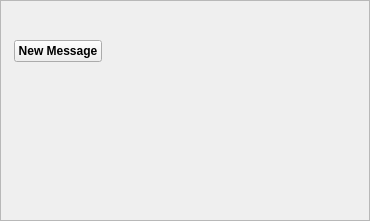
Above: retroshare-gui/src/gui/toaster/MessageToaster.ui from RetroShare/RetroShare before the change. Below: the same form after it.
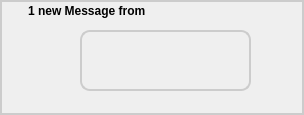
That is the form after the change. Icons and pictures are not drawn.

```diff
--- a/retroshare-gui/src/gui/toaster/MessageToaster.ui
+++ b/retroshare-gui/src/gui/toaster/MessageToaster.ui
@@ -1,207 +1,291 @@
 <ui version="4.0" >
  <class>MessageToaster</class>
- <widget class="QWidget" name="MessageToaster" >
-  <property name="geometry" >
+ <widget class="QWidget" name="MessageToaster">
+  <property name="geometry">
    <rect>
     <x>0</x>
     <y>0</y>
-    <width>370</width>
-    <height>221</height>
+    <width>304</width>
+    <height>115</height>
    </rect>
   </property>
-  <layout class="QGridLayout" >
-   <property name="margin" >
+  <property name="minimumSize">
+   <size>
+    <width>0</width>
+    <height>0</height>
+   </size>
+  </property>
+  <property name="maximumSize">
+   <size>
+    <width>16777215</width>
+    <height>16777215</height>
+   </size>
+  </property>
+  <property name="windowTitle">
+   <string/>
+  </property>
+  <layout class="QGridLayout" name="gridLayout">
+   <property name="margin">
     <number>0</number>
    </property>
-   <property name="spacing" >
+   <property name="spacing">
     <number>0</number>
    </property>
-   <item row="0" column="0" >
-    <widget class="QFrame" name="windowFrame" >
-     <property name="frameShape" >
+   <item row="0" column="0">
+    <widget class="QFrame" name="frame">
+     <property name="styleSheet">
+      <string notr="true">QFrame#frame{ 
+background-color: qlineargradient(x1:0, y1:0, x2:0, y2:1,
+stop:0 #FEFEFE, stop:1 #E8E8E8);
+
+border: 2px solid #CCCCCC;}</string>
+     </property>
+     <property name="frameShape">
       <enum>QFrame::StyledPanel</enum>
      </property>
      <property name="frameShadow" >
       <enum>QFrame::Raised</enum>
      </property>
-     <layout class="QGridLayout" >
-      <property name="margin" >
-       <number>0</number>
-      </property>
-      <property name="spacing" >
-       <number>0</number>
-      </property>
-      <item row="2" column="0" >
-       <layout class="QGridLayout" >
-        <item row="0" column="0" >
-         <spacer>
-          <property name="orientation" >
-           <enum>Qt::Horizontal</enum>
-          </property>
-          <property name="sizeHint" stdset="0" >
-           <size>
-            <width>111</width>
-            <height>21</height>
-           </size>
-          </property>
-         </spacer>
-        </item>
-        <item row="0" column="1" >
-         <widget class="QLabel" name="messagelabel2" >
-          <property name="text" >
-           <string/>
-          </property>
-         </widget>
-        </item>
-        <item row="0" column="2" >
-         <spacer>
-          <property name="orientation" >
-           <enum>Qt::Horizontal</enum>
-          </property>
-          <property name="sizeHint" stdset="0" >
-           <size>
-            <width>111</width>
-            <height>20</height>
-           </size>
-          </property>
-         </spacer>
-        </item>
-       </layout>
-      </item>
-      <item row="3" column="0" >
-       <spacer>
-        <property name="orientation" >
-         <enum>Qt::Vertical</enum>
-        </property>
-        <property name="sizeHint" stdset="0" >
-         <size>
-          <width>366</width>
-          <height>91</height>
-         </size>
-        </property>
-       </spacer>
-      </item>
-      <item row="0" column="0" >
-       <layout class="QGridLayout" >
-        <property name="margin" >
-         <number>0</number>
-        </property>
-        <property name="spacing" >
-         <number>0</number>
-        </property>
-        <item row="0" column="2" >
-         <widget class="QPushButton" name="closeButton" >
-          <property name="minimumSize" >
-           <size>
-            <width>18</width>
-            <height>18</height>
-           </size>
-          </property>
-          <property name="maximumSize" >
-           <size>
-            <width>18</width>
-            <height>18</height>
-           </size>
-          </property>
-          <property name="icon" >
-           <iconset resource="../images.qrc" >
-            <normaloff>:/images/close-down.png</normaloff>:/images/close-down.png</iconset>
-          </property>
-          <property name="iconSize" >
-           <size>
-            <width>16</width>
-            <height>16</height>
-           </size>
-          </property>
-          <property name="flat" >
-           <bool>true</bool>
-          </property>
-         </widget>
-        </item>
-        <item row="0" column="1" >
-         <spacer>
-          <property name="orientation" >
-           <enum>Qt::Horizontal</enum>
-          </property>
-          <property name="sizeHint" stdset="0" >
-           <size>
-            <width>225</width>
-            <height>22</height>
-           </size>
-          </property>
-         </spacer>
-        </item>
-        <item row="0" column="0" >
-         <widget class="QLabel" name="pixmaplabel" >
-          <property name="text" >
-           <string/>
-          </property>
-         </widget>
-        </item>
-       </layout>
-      </item>
-      <item row="1" column="0" >
-       <layout class="QGridLayout" >
-        <property name="margin" >
-         <number>0</number>
-        </property>
-        <property name="spacing" >
-         <number>6</number>
-        </property>
-        <item row="0" column="1" >
-         <widget class="QPushButton" name="messageButton" >
-          <property name="minimumSize" >
-           <size>
-            <width>88</width>
-            <height>0</height>
-           </size>
-          </property>
-          <property name="styleSheet" >
-           <string notr="true" >font: bold;
-
-</string>
-          </property>
-          <property name="text" >
-           <string>New Message</string>
-          </property>
-         </widget>
-        </item>
-        <item row="0" column="2" >
-         <spacer>
-          <property name="orientation" >
-           <enum>Qt::Horizontal</enum>
-          </property>
-          <property name="sizeHint" stdset="0" >
-           <size>
-            <width>119</width>
-            <height>56</height>
-           </size>
-          </property>
-         </spacer>
-        </item>
-        <item row="0" column="0" >
-         <widget class="QLabel" name="label" >
-          <property name="text" >
-           <string/>
-          </property>
-          <property name="pixmap" >
-           <pixmap resource="../images.qrc" >:/images/folder_inbox64.png</pixmap>
-          </property>
-          <property name="alignment" >
-           <set>Qt::AlignCenter</set>
-          </property>
-          <property name="margin" >
-           <number>6</number>
-          </property>
-         </widget>
-        </item>
-       </layout>
-      </item>
-     </layout>
-     <zorder></zorder>
     </widget>
    </item>
   </layout>
+  <widget class="QLabel" name="imgVideoService">
+   <property name="geometry">
+    <rect>
+     <x>10</x>
+     <y>30</y>
+     <width>61</width>
+     <height>61</height>
+    </rect>
+   </property>
+   <property name="sizePolicy">
+    <sizepolicy hsizetype="Preferred" vsizetype="Preferred">
+     <horstretch>0</horstretch>
+     <verstretch>0</verstretch>
+    </sizepolicy>
+   </property>
+   <property name="text">
+    <string/>
+   </property>
+   <property name="pixmap">
+    <pixmap resource="../images.qrc">:/images/folder_inbox64.png</pixmap>
+   </property>
+   <property name="alignment">
+    <set>Qt::AlignCenter</set>
+   </property>
+  </widget>
+  <widget class="QLabel" name="messagelabel">
+   <property name="geometry">
+    <rect>
+     <x>80</x>
+     <y>30</y>
+     <width>171</width>
+     <height>61</height>
+    </rect>
+   </property>
+   <property name="palette">
+    <palette>
+     <active>
+      <colorrole role="WindowText">
+       <brush brushstyle="SolidPattern">
+        <color alpha="255">
+         <red>0</red>
+         <green>0</green>
+         <blue>127</blue>
+        </color>
+       </brush>
+      </colorrole>
+      <colorrole role="Window">
+       <brush brushstyle="SolidPattern">
+        <color alpha="255">
+         <red>255</red>
+         <green>247</green>
+         <blue>221</blue>
+        </color>
+       </brush>
+      </colorrole>
+     </active>
+     <inactive>
+      <colorrole role="WindowText">
+       <brush brushstyle="SolidPattern">
+        <color alpha="255">
+         <red>0</red>
+         <green>0</green>
+         <blue>127</blue>
+        </color>
+       </brush>
+      </colorrole>
+      <colorrole role="Window">
+       <brush brushstyle="SolidPattern">
+        <color alpha="255">
+         <red>255</red>
+         <green>247</green>
+         <blue>221</blue>
+        </color>
+       </brush>
+      </colorrole>
+     </inactive>
+     <disabled>
+      <colorrole role="WindowText">
+       <brush brushstyle="SolidPattern">
+        <color alpha="255">
+         <red>117</red>
+         <green>116</green>
+         <blue>118</blue>
+        </color>
+       </brush>
+      </colorrole>
+      <colorrole role="Window">
+       <brush brushstyle="SolidPattern">
+        <color alpha="255">
+         <red>255</red>
+         <green>247</green>
+         <blue>221</blue>
+        </color>
+       </brush>
+      </colorrole>
+     </disabled>
+    </palette>
+   </property>
+   <property name="styleSheet">
+    <string notr="true">QLabel#messagelabel{ 
+
+border: 2px solid #CCCCCC;
+border-radius: 10px }</string>
+   </property>
+   <property name="text">
+    <string/>
+   </property>
+   <property name="wordWrap">
+    <bool>true</bool>
+   </property>
+  </widget>
+  <widget class="QToolButton" name="openmessagebtn">
+   <property name="geometry">
+    <rect>
+     <x>260</x>
+     <y>43</y>
+     <width>31</width>
+     <height>31</height>
+    </rect>
+   </property>
+   <property name="focusPolicy">
+    <enum>Qt::NoFocus</enum>
+   </property>
+   <property name="toolTip">
+    <string>Play video</string>
+   </property>
+   <property name="whatsThis">
+    <string/>
+   </property>
+   <property name="accessibleName">
+    <string>Play button</string>
+   </property>
+   <property name="accessibleDescription">
+    <string>Play the downloaded video</string>
+   </property>
+   <property name="text">
+    <string/>
+   </property>
+   <property name="icon">
+    <iconset resource="../images.qrc">
+     <normaloff>:/images/evolution.png</normaloff>:/images/evolution.png</iconset>
+   </property>
+   <property name="iconSize">
+    <size>
+     <width>22</width>
+     <height>22</height>
+    </size>
+   </property>
+   <property name="autoRaise">
+    <bool>true</bool>
+   </property>
+  </widget>
+  <widget class="QLabel" name="lblTitle">
+   <property name="geometry">
+    <rect>
+     <x>28</x>
+     <y>1</y>
+     <width>121</width>
+     <height>20</height>
+    </rect>
+   </property>
+   <property name="text">
+    <string>&lt;b&gt;1 new Message from&lt;/b&gt;</string>
+   </property>
+  </widget>
+  <widget class="QLabel" name="label">
+   <property name="geometry">
+    <rect>
+     <x>4</x>
+     <y>3</y>
+     <width>16</width>
+     <height>16</height>
+    </rect>
+   </property>
+   <property name="text">
+    <string/>
+   </property>
+   <property name="pixmap">
+    <pixmap resource="../images.qrc">:/images/rstray3.png</pixmap>
+   </property>
+   <property name="scaledContents">
+    <bool>true</bool>
+   </property>
+  </widget>
+  <widget class="QToolButton" name="closebtn">
+   <property name="geometry">
+    <rect>
+     <x>279</x>
+     <y>1</y>
+     <width>20</width>
+     <height>20</height>
+    </rect>
+   </property>
+   <property name="focusPolicy">
+    <enum>Qt::NoFocus</enum>
+   </property>
+   <property name="toolTip">
+    <string>Close</string>
+   </property>
+   <property name="accessibleName">
+    <string>Close button</string>
+   </property>
+   <property name="accessibleDescription">
+    <string>Close the information dialog</string>
+   </property>
+   <property name="text">
+    <string/>
+   </property>
+   <property name="icon">
+    <iconset resource="../images.qrc">
+     <normaloff>:/images/delete.png</normaloff>:/images/delete.png</iconset>
+   </property>
+   <property name="autoRaise">
+    <bool>true</bool>
+   </property>
+  </widget>
+  <widget class="QLabel" name="namelabel">
+   <property name="geometry">
+    <rect>
+     <x>150</x>
+     <y>0</y>
+     <width>111</width>
+     <height>21</height>
+    </rect>
+   </property>
+   <property name="text">
+    <string/>
+   </property>
+  </widget>
+  <zorder>frame</zorder>
+  <zorder>imgVideoService</zorder>
+  <zorder>messagelabel</zorder>
+  <zorder>openmessagebtn</zorder>
+  <zorder>lblTitle</zorder>
+  <zorder>label</zorder>
+  <zorder>closebtn</zorder>
+  <zorder>namelabel</zorder>
  </widget>
  <tabstops>
   <tabstop>messageButton</tabstop>
```
Left out of the diff: 15 changed lines with no effect on the pictures.
